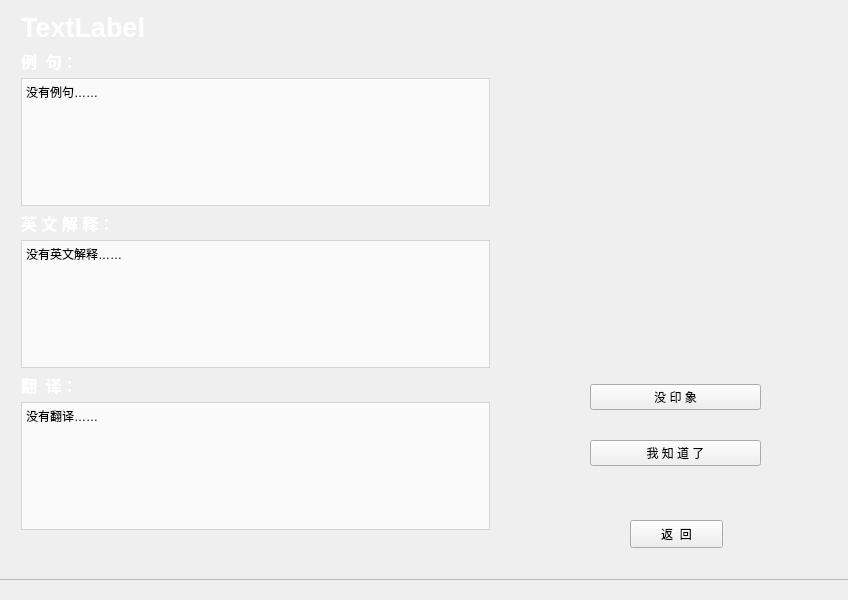
This is recitewindow.ui in OOPtaskgroup/dictionary as Qt 5 draws it before an edit. The edited form follows.
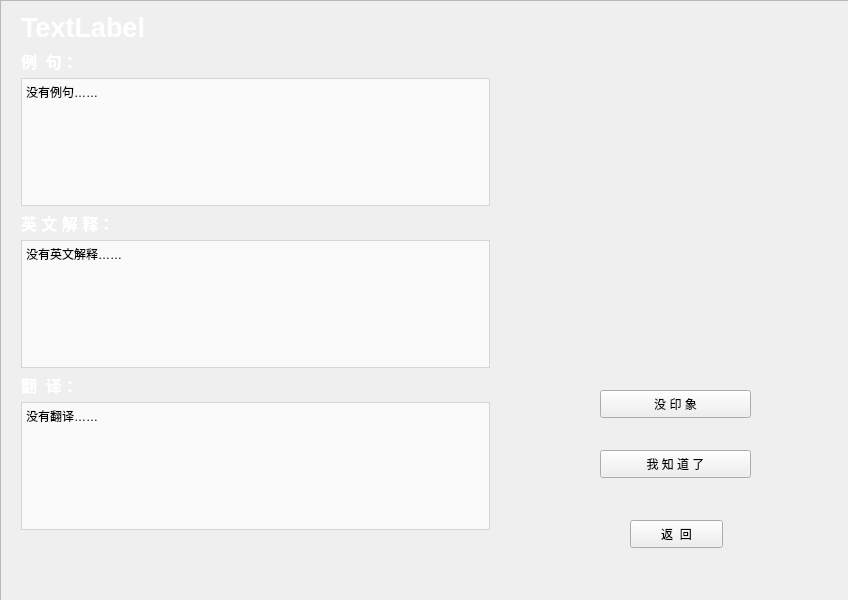
This is the edited form. Icons and pictures are not drawn.

The edit to the form file:
```diff
--- a/recitewindow.ui
+++ b/recitewindow.ui
@@ -26,32 +26,6 @@
    <string>MainWindow</string>
   </property>
   <widget class="QWidget" name="centralwidget">
-   <widget class="QWidget" name="verticalLayoutWidget">
-    <property name="geometry">
-     <rect>
-      <x>590</x>
-      <y>360</y>
-      <width>171</width>
-      <height>131</height>
-     </rect>
-    </property>
-    <layout class="QVBoxLayout" name="verticalLayout">
-     <item>
-      <widget class="QPushButton" name="cantRecBtn">
-       <property name="text">
-        <string>没 印 象</string>
-       </property>
-      </widget>
-     </item>
-     <item>
-      <widget class="QPushButton" name="knownBtn">
-       <property name="text">
-        <string>我 知 道 了</string>
-       </property>
-      </widget>
-     </item>
-    </layout>
-   </widget>
    <widget class="QPushButton" name="returnBtn">
     <property name="geometry">
      <rect>
@@ -68,10 +42,10 @@
    <widget class="QFrame" name="frame">
     <property name="geometry">
      <rect>
-      <x>-1</x>
-      <y>-1</y>
+      <x>0</x>
+      <y>0</y>
       <width>851</width>
-      <height>581</height>
+      <height>601</height>
      </rect>
     </property>
     <property name="styleSheet">
@@ -236,6 +210,32 @@
 &lt;p style=&quot; margin-top:0px; margin-bottom:0px; margin-left:0px; margin-right:0px; -qt-block-indent:0; text-indent:0px;&quot;&gt;没有翻译……&lt;/p&gt;&lt;/body&gt;&lt;/html&gt;</string>
     </property>
    </widget>
+   <widget class="QPushButton" name="cantRecBtn">
+    <property name="geometry">
+     <rect>
+      <x>600</x>
+      <y>390</y>
+      <width>151</width>
+      <height>28</height>
+     </rect>
+    </property>
+    <property name="text">
+     <string>没 印 象</string>
+    </property>
+   </widget>
+   <widget class="QPushButton" name="knownBtn">
+    <property name="geometry">
+     <rect>
+      <x>600</x>
+      <y>450</y>
+      <width>151</width>
+      <height>28</height>
+     </rect>
+    </property>
+    <property name="text">
+     <string>我 知 道 了</string>
+    </property>
+   </widget>
    <zorder>frame</zorder>
    <zorder>gridLayoutWidget</zorder>
    <zorder>verticalLayoutWidget</zorder>
```
Left out of the diff: 14 changed lines with no effect on the pictures.
